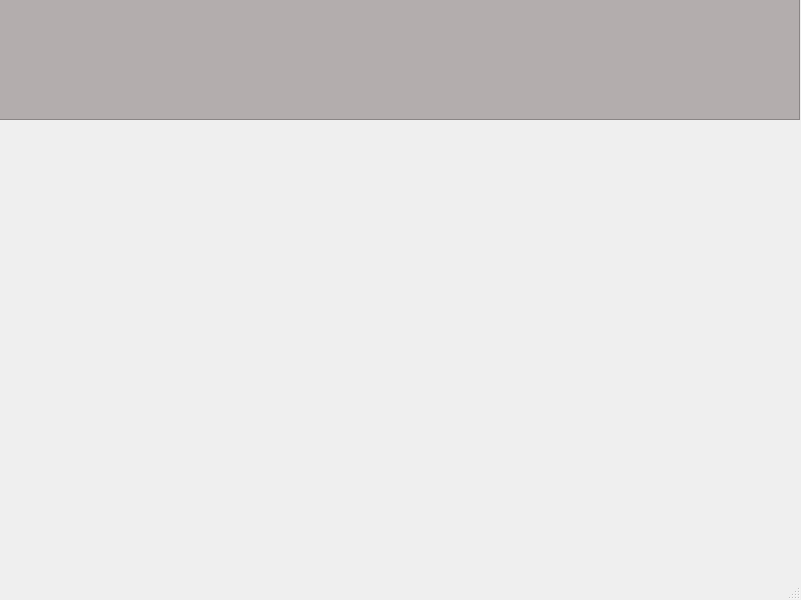
Qt form greenwood/windows/ui/dashboard.ui (mikukula/greenwood) before a commit.
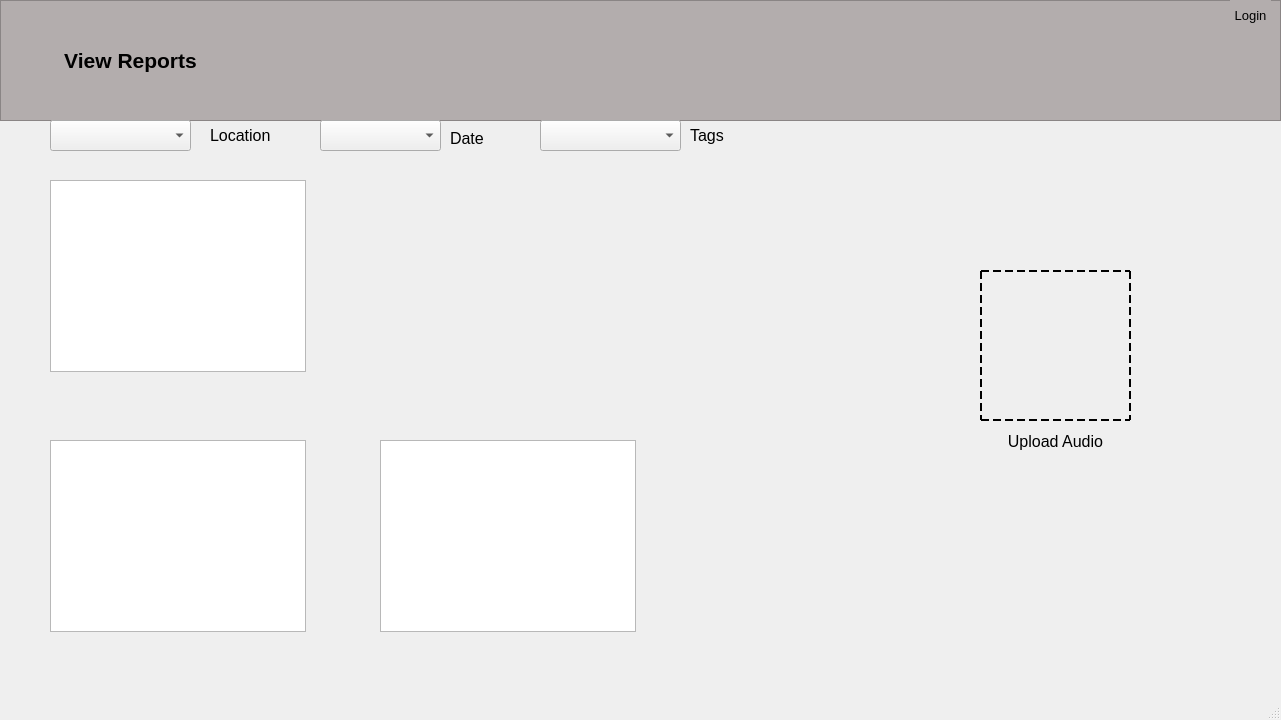
The same form after that commit. Icons and pictures are not drawn.

Commit message: Dashboard and log windows

The edit to the form file:
```diff
--- a/greenwood/windows/ui/dashboard.ui
+++ b/greenwood/windows/ui/dashboard.ui
@@ -2,20 +2,35 @@
 <ui version="4.0">
  <class>MainWindow</class>
  <widget class="QMainWindow" name="MainWindow">
+  <property name="enabled">
+   <bool>true</bool>
+  </property>
   <property name="geometry">
    <rect>
     <x>0</x>
     <y>0</y>
-    <width>801</width>
-    <height>600</height>
+    <width>1281</width>
+    <height>720</height>
    </rect>
   </property>
   <property name="sizePolicy">
-   <sizepolicy hsizetype="Fixed" vsizetype="Fixed">
+   <sizepolicy hsizetype="Preferred" vsizetype="Preferred">
     <horstretch>0</horstretch>
     <verstretch>0</verstretch>
    </sizepolicy>
   </property>
+  <property name="minimumSize">
+   <size>
+    <width>1281</width>
+    <height>720</height>
+   </size>
+  </property>
+  <property name="maximumSize">
+   <size>
+    <width>1281</width>
+    <height>720</height>
+   </size>
+  </property>
   <property name="windowTitle">
    <string>Greenwood</string>
   </property>
@@ -25,11 +40,14 @@
   </property>
   <widget class="QWidget" name="centralwidget">
    <widget class="QFrame" name="frame">
+    <property name="enabled">
+     <bool>true</bool>
+    </property>
     <property name="geometry">
      <rect>
-      <x>-1</x>
-      <y>-1</y>
-      <width>801</width>
+      <x>0</x>
+      <y>0</y>
+      <width>1281</width>
       <height>121</height>
      </rect>
     </property>
@@ -45,6 +63,263 @@
     <property name="frameShadow">
      <enum>QFrame::Raised</enum>
     </property>
+    <widget class="QPushButton" name="pushButton">
+     <property name="enabled">
+      <bool>true</bool>
+     </property>
+     <property name="geometry">
+      <rect>
+       <x>1230</x>
+       <y>0</y>
+       <width>41</width>
+       <height>31</height>
+      </rect>
+     </property>
+     <property name="font">
+      <font>
+       <pointsize>10</pointsize>
+      </font>
+     </property>
+     <property name="cursor">
+      <cursorShape>PointingHandCursor</cursorShape>
+     </property>
+     <property name="styleSheet">
+      <string notr="true">QPushButton:hover{
+	text-decoration: underline solid;
+	color: #06D036;
+}
+
+QPushButton{
+	border-radius: 48px;
+}</string>
+     </property>
+     <property name="text">
+      <string>Login</string>
+     </property>
+     <property name="checkable">
+      <bool>false</bool>
+     </property>
+     <property name="flat">
+      <bool>true</bool>
+     </property>
+    </widget>
+    <widget class="QPushButton" name="pushButton_2">
+     <property name="enabled">
+      <bool>true</bool>
+     </property>
+     <property name="geometry">
+      <rect>
+       <x>30</x>
+       <y>40</y>
+       <width>201</width>
+       <height>41</height>
+      </rect>
+     </property>
+     <property name="font">
+      <font>
+       <pointsize>16</pointsize>
+       <weight>75</weight>
+       <bold>true</bold>
+      </font>
+     </property>
+     <property name="cursor">
+      <cursorShape>PointingHandCursor</cursorShape>
+     </property>
+     <property name="styleSheet">
+      <string notr="true">QPushButton:hover{
+	text-decoration: underline solid;
+	color: #06D036;
+}
+
+QPushButton{
+	border-radius:48px;
+}</string>
+     </property>
+     <property name="text">
+      <string>View Reports</string>
+     </property>
+     <property name="checkable">
+      <bool>false</bool>
+     </property>
+     <property name="autoRepeat">
+      <bool>false</bool>
+     </property>
+     <property name="autoExclusive">
+      <bool>false</bool>
+     </property>
+     <property name="autoDefault">
+      <bool>false</bool>
+     </property>
+     <property name="default">
+      <bool>false</bool>
+     </property>
+     <property name="flat">
+      <bool>true</bool>
+     </property>
+    </widget>
+   </widget>
+   <widget class="QLabel" name="label">
+    <property name="geometry">
+     <rect>
+      <x>210</x>
+      <y>120</y>
+      <width>81</width>
+      <height>31</height>
+     </rect>
+    </property>
+    <property name="font">
+     <font>
+      <pointsize>12</pointsize>
+     </font>
+    </property>
+    <property name="text">
+     <string>Location</string>
+    </property>
+   </widget>
+   <widget class="QComboBox" name="locationBox">
+    <property name="geometry">
+     <rect>
+      <x>50</x>
+      <y>120</y>
+      <width>141</width>
+      <height>31</height>
+     </rect>
+    </property>
+   </widget>
+   <widget class="QLabel" name="label_2">
+    <property name="geometry">
+     <rect>
+      <x>450</x>
+      <y>130</y>
+      <width>55</width>
+      <height>16</height>
+     </rect>
+    </property>
+    <property name="font">
+     <font>
+      <pointsize>12</pointsize>
+     </font>
+    </property>
+    <property name="text">
+     <string>Date</string>
+    </property>
+   </widget>
+   <widget class="QLabel" name="label_3">
+    <property name="geometry">
+     <rect>
+      <x>690</x>
+      <y>120</y>
+      <width>61</width>
+      <height>31</height>
+     </rect>
+    </property>
+    <property name="font">
+     <font>
+      <pointsize>12</pointsize>
+     </font>
+    </property>
+    <property name="text">
+     <string>Tags</string>
+    </property>
+   </widget>
+   <widget class="QComboBox" name="dateBox">
+    <property name="geometry">
+     <rect>
+      <x>320</x>
+      <y>120</y>
+      <width>121</width>
+      <height>31</height>
+     </rect>
+    </property>
+   </widget>
+   <widget class="QComboBox" name="tagBox">
+    <property name="geometry">
+     <rect>
+      <x>540</x>
+      <y>120</y>
+      <width>141</width>
+      <height>31</height>
+     </rect>
+    </property>
+   </widget>
+   <widget class="QGraphicsView" name="graphicsView">
+    <property name="geometry">
+     <rect>
+      <x>50</x>
+      <y>180</y>
+      <width>256</width>
+      <height>192</height>
+     </rect>
+    </property>
+   </widget>
+   <widget class="QGraphicsView" name="graphicsView_2">
+    <property name="geometry">
+     <rect>
+      <x>50</x>
+      <y>440</y>
+      <width>256</width>
+      <height>192</height>
+     </rect>
+    </property>
+   </widget>
+   <widget class="QGraphicsView" name="graphicsView_3">
+    <property name="geometry">
+     <rect>
+      <x>380</x>
+      <y>440</y>
+      <width>256</width>
+      <height>192</height>
+     </rect>
+    </property>
+   </widget>
+   <widget class="QLabel" name="label_4">
+    <property name="geometry">
+     <rect>
+      <x>990</x>
+      <y>430</y>
+      <width>131</width>
+      <height>21</height>
+     </rect>
+    </property>
+    <property name="font">
+     <font>
+      <pointsize>12</pointsize>
+     </font>
+    </property>
+    <property name="layoutDirection">
+     <enum>Qt::LeftToRight</enum>
+    </property>
+    <property name="text">
+     <string>Upload Audio</string>
+    </property>
+    <property name="alignment">
+     <set>Qt::AlignBottom|Qt::AlignHCenter</set>
+    </property>
+   </widget>
+   <widget class="QLabel" name="audioUploadField">
+    <property name="geometry">
+     <rect>
+      <x>980</x>
+      <y>270</y>
+      <width>151</width>
+      <height>151</height>
+     </rect>
+    </property>
+    <property name="styleSheet">
+     <string notr="true">QLabel{
+	border: 2px dashed black
+
+}</string>
+    </property>
+    <property name="text">
+     <string/>
+    </property>
+    <property name="pixmap">
+     <pixmap>../assets/upload.png</pixmap>
+    </property>
+    <property name="alignment">
+     <set>Qt::AlignCenter</set>
+    </property>
    </widget>
   </widget>
   <widget class="QMenuBar" name="menubar">
```
Left out of the diff: 5 changed lines with no effect on the pictures. The commit also changes 7 other files.
